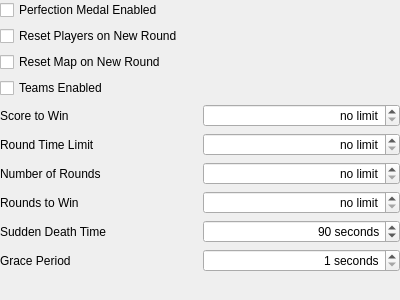
Old version of the form native/src/ReachVariantTool/ui/main_window/page_multiplayer_settings_general.ui in the repository DavidJCobb/ReachVariantEditor.
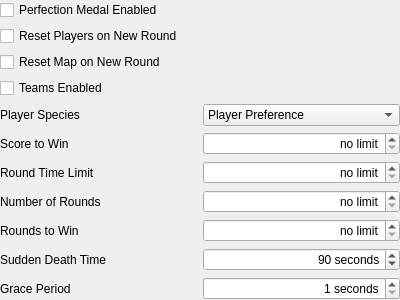
New version of the form.

Commit message:
ATHR support; moved Player Species in UI
We now load ATHR blocks. Moreover, if a file is missing its CHDR block, we now properly generate one for it if possible, to be used when saving.

Moved the "Player Species" option from the UI's team settings to general settings. (This should've been in a prior commit; not sure what happened.)

Fixed label-buddies and tab order for the Firefight wave traits page.

What changed in the file:
```diff
--- a/native/src/ReachVariantTool/ui/main_window/page_multiplayer_settings_general.ui
+++ b/native/src/ReachVariantTool/ui/main_window/page_multiplayer_settings_general.ui
@@ -32,41 +32,7 @@
    <property name="bottomMargin">
     <number>0</number>
    </property>
-   <item row="1" column="0" colspan="2">
-    <widget class="QCheckBox" name="fieldNewRoundResetsPlayers">
-     <property name="text">
-      <string>Reset Players on New Round</string>
-     </property>
-    </widget>
-   </item>
-   <item row="0" column="0" colspan="2">
-    <widget class="QCheckBox" name="fieldPerfectionEnabled">
-     <property name="toolTip">
-      <string>Controls whether the player can earn the Perfection medal in this gametype.</string>
-     </property>
-     <property name="text">
-      <string>Perfection Medal Enabled</string>
-     </property>
-    </widget>
-   </item>
-   <item row="3" column="0" colspan="2">
-    <widget class="QCheckBox" name="fieldTeamsEnabled">
-     <property name="text">
-      <string>Teams Enabled</string>
-     </property>
-    </widget>
-   </item>
-   <item row="6" column="0">
-    <widget class="QLabel" name="labelRoundLimit">
-     <property name="text">
-      <string>Number of Rounds</string>
-     </property>
-     <property name="buddy">
-      <cstring>fieldRoundLimit</cstring>
-     </property>
-    </widget>
-   </item>
-   <item row="10" column="0" colspan="2">
+   <item row="11" column="0" colspan="2">
     <spacer name="verticalSpacer">
      <property name="orientation">
       <enum>Qt::Vertical</enum>
@@ -79,17 +45,59 @@
      </property>
     </spacer>
    </item>
-   <item row="7" column="0">
-    <widget class="QLabel" name="labelRoundsToWin">
+   <item row="9" column="0">
+    <widget class="QLabel" name="labelSuddenDeath">
      <property name="text">
-      <string>Rounds to Win</string>
+      <string>Sudden Death Time</string>
      </property>
      <property name="buddy">
-      <cstring>fieldRoundsToWin</cstring>
+      <cstring>fieldSuddenDeathTime</cstring>
      </property>
     </widget>
    </item>
-   <item row="5" column="0">
+   <item row="7" column="1">
+    <widget class="QSpinBox" name="fieldRoundLimit">
+     <property name="alignment">
+      <set>Qt::AlignRight|Qt::AlignTrailing|Qt::AlignVCenter</set>
+     </property>
+     <property name="specialValueText">
+      <string>no limit</string>
+     </property>
+     <property name="suffix">
+      <string> rounds</string>
+     </property>
+     <property name="maximum">
+      <number>31</number>
+     </property>
+    </widget>
+   </item>
+   <item row="3" column="0" colspan="2">
+    <widget class="QCheckBox" name="fieldTeamsEnabled">
+     <property name="text">
+      <string>Teams Enabled</string>
+     </property>
+    </widget>
+   </item>
+   <item row="9" column="1">
+    <widget class="QSpinBox" name="fieldSuddenDeathTime">
+     <property name="alignment">
+      <set>Qt::AlignRight|Qt::AlignTrailing|Qt::AlignVCenter</set>
+     </property>
+     <property name="suffix">
+      <string> seconds</string>
+     </property>
+     <property name="minimum">
+      <number>0</number>
+     </property>
+     <property name="maximum">
+      <number>127</number>
+     </property>
+     <property name="value">
+      <number>90</number>
+     </property>
+    </widget>
+   </item>
+   <item row="6" column="0">
     <widget class="QLabel" name="labelRoundTimeLimit">
      <property name="text">
       <string>Round Time Limit</string>
@@ -99,7 +107,7 @@
      </property>
     </widget>
    </item>
-   <item row="9" column="1">
+   <item row="10" column="1">
     <widget class="QSpinBox" name="fieldGracePeriod">
      <property name="alignment">
       <set>Qt::AlignRight|Qt::AlignTrailing|Qt::AlignVCenter</set>
@@ -115,19 +123,33 @@
      </property>
     </widget>
    </item>
-   <item row="5" column="1">
-    <widget class="QSpinBox" name="fieldRoundTimeLimit">
+   <item row="8" column="1">
+    <widget class="QSpinBox" name="fieldRoundsToWin">
      <property name="alignment">
       <set>Qt::AlignRight|Qt::AlignTrailing|Qt::AlignVCenter</set>
      </property>
      <property name="specialValueText">
       <string>no limit</string>
      </property>
-     <property name="suffix">
-      <string> min</string>
-     </property>
      <property name="maximum">
-      <number>255</number>
+      <number>15</number>
+     </property>
+    </widget>
+   </item>
+   <item row="5" column="0">
+    <widget class="QLabel" name="labelScoreToWin">
+     <property name="text">
+      <string>Score to Win</string>
+     </property>
+    </widget>
+   </item>
+   <item row="7" column="0">
+    <widget class="QLabel" name="labelRoundLimit">
+     <property name="text">
+      <string>Number of Rounds</string>
+     </property>
+     <property name="buddy">
+      <cstring>fieldRoundLimit</cstring>
      </property>
     </widget>
    </item>
@@ -138,39 +160,33 @@
      </property>
     </widget>
    </item>
-   <item row="7" column="1">
-    <widget class="QSpinBox" name="fieldRoundsToWin">
+   <item row="0" column="0" colspan="2">
+    <widget class="QCheckBox" name="fieldPerfectionEnabled">
+     <property name="toolTip">
+      <string>Controls whether the player can earn the Perfection medal in this gametype.</string>
+     </property>
+     <property name="text">
+      <string>Perfection Medal Enabled</string>
+     </property>
+    </widget>
+   </item>
+   <item row="6" column="1">
+    <widget class="QSpinBox" name="fieldRoundTimeLimit">
      <property name="alignment">
       <set>Qt::AlignRight|Qt::AlignTrailing|Qt::AlignVCenter</set>
      </property>
      <property name="specialValueText">
       <string>no limit</string>
      </property>
-     <property name="maximum">
-      <number>15</number>
-     </property>
-    </widget>
-   </item>
-   <item row="8" column="1">
-    <widget class="QSpinBox" name="fieldSuddenDeathTime">
-     <property name="alignment">
-      <set>Qt::AlignRight|Qt::AlignTrailing|Qt::AlignVCenter</set>
-     </property>
      <property name="suffix">
-      <string> seconds</string>
-     </property>
-     <property name="minimum">
-      <number>0</number>
+      <string> min</string>
      </property>
      <property name="maximum">
-      <number>127</number>
-     </property>
-     <property name="value">
-      <number>90</number>
+      <number>255</number>
      </property>
     </widget>
    </item>
-   <item row="9" column="0">
+   <item row="10" column="0">
     <widget class="QLabel" name="labelGracePeriod">
      <property name="text">
       <string>Grace Period</string>
@@ -180,40 +196,14 @@
      </property>
     </widget>
    </item>
-   <item row="8" column="0">
-    <widget class="QLabel" name="labelSuddenDeath">
+   <item row="1" column="0" colspan="2">
+    <widget class="QCheckBox" name="fieldNewRoundResetsPlayers">
      <property name="text">
-      <string>Sudden Death Time</string>
+      <string>Reset Players on New Round</string>
      </property>
-     <property name="buddy">
-      <cstring>fieldSuddenDeathTime</cstring>
-     </property>
     </widget>
    </item>
-   <item row="6" column="1">
-    <widget class="QSpinBox" name="fieldRoundLimit">
-     <property name="alignment">
-      <set>Qt::AlignRight|Qt::AlignTrailing|Qt::AlignVCenter</set>
-     </property>
-     <property name="specialValueText">
-      <string>no limit</string>
-     </property>
-     <property name="suffix">
-      <string> rounds</string>
-     </property>
-     <property name="maximum">
-      <number>31</number>
-     </property>
-    </widget>
-   </item>
-   <item row="4" column="0">
-    <widget class="QLabel" name="labelScoreToWin">
-     <property name="text">
-      <string>Score to Win</string>
-     </property>
-    </widget>
-   </item>
-   <item row="4" column="1">
+   <item row="5" column="1">
     <widget class="QSpinBox" name="fieldScoreToWin">
      <property name="alignment">
       <set>Qt::AlignRight|Qt::AlignTrailing|Qt::AlignVCenter</set>
@@ -229,6 +219,52 @@
      </property>
     </widget>
    </item>
+   <item row="8" column="0">
+    <widget class="QLabel" name="labelRoundsToWin">
+     <property name="text">
+      <string>Rounds to Win</string>
+     </property>
+     <property name="buddy">
+      <cstring>fieldRoundsToWin</cstring>
+     </property>
+    </widget>
+   </item>
+   <item row="4" column="0">
+    <widget class="QLabel" name="labelPlayerSpecies">
+     <property name="text">
+      <string>Player Species</string>
+     </property>
+    </widget>
+   </item>
+   <item row="4" column="1">
+    <widget class="QComboBox" name="fieldPlayerSpecies">
+     <item>
+      <property name="text">
+       <string>Player Preference</string>
+      </property>
+     </item>
+     <item>
+      <property name="text">
+       <string>All Spartans</string>
+      </property>
+     </item>
+     <item>
+      <property name="text">
+       <string>All Elites</string>
+      </property>
+     </item>
+     <item>
+      <property name="text">
+       <string>Use Team Species</string>
+      </property>
+     </item>
+     <item>
+      <property name="text">
+       <string>Spartans vs Elites</string>
+      </property>
+     </item>
+    </widget>
+   </item>
   </layout>
  </widget>
  <resources/>
```
The commit also changes 14 other files.
